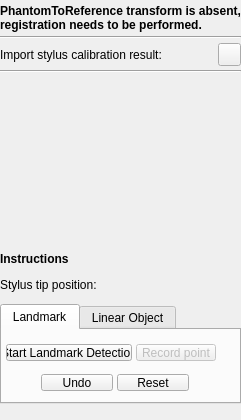
Old version of the form PlusApp/fCal/Toolboxes/QPhantomRegistrationToolbox.ui in the repository PlusToolkit/PlusApp.
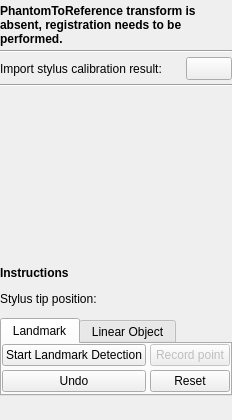
New version of the form. Icons and pictures are not drawn. Custom widgets are drawn as their Qt base class.

Commit message: re #263 updating fcal icons and layout

Patch:
```diff
--- a/PlusApp/fCal/Toolboxes/QPhantomRegistrationToolbox.ui
+++ b/PlusApp/fCal/Toolboxes/QPhantomRegistrationToolbox.ui
@@ -2,11 +2,13 @@
 <ui version="4.0">
  <class>PhantomRegistrationToolbox</class>
  <widget class="QWidget" name="PhantomRegistrationToolbox">
-  <property name="minimumSize">
-   <size>
+  <property name="geometry">
+   <rect>
+    <x>0</x>
+    <y>0</y>
     <width>230</width>
     <height>420</height>
-   </size>
+   </rect>
   </property>
   <property name="windowTitle">
    <string>Phantom registration</string>
@@ -51,12 +53,15 @@
     </widget>
    </item>
    <item>
-    <layout class="QHBoxLayout" name="horizontalLayout_3">
-     <property name="spacing">
-      <number>2</number>
-     </property>
+    <layout class="QHBoxLayout" name="gridLayout_Import">
      <item>
       <widget class="QLabel" name="label_StylusCalibration">
+       <property name="sizePolicy">
+        <sizepolicy hsizetype="Preferred" vsizetype="Preferred">
+         <horstretch>8</horstretch>
+         <verstretch>0</verstretch>
+        </sizepolicy>
+       </property>
        <property name="text">
         <string>Import stylus calibration result:</string>
        </property>
@@ -65,8 +70,8 @@
      <item>
       <widget class="QPushButton" name="pushButton_OpenStylusCalibration">
        <property name="sizePolicy">
-        <sizepolicy hsizetype="Fixed" vsizetype="Fixed">
-         <horstretch>0</horstretch>
+        <sizepolicy hsizetype="Minimum" vsizetype="Fixed">
+         <horstretch>2</horstretch>
          <verstretch>0</verstretch>
         </sizepolicy>
        </property>
@@ -76,12 +81,6 @@
          <height>23</height>
         </size>
        </property>
-       <property name="maximumSize">
-        <size>
-         <width>23</width>
-         <height>23</height>
-        </size>
-       </property>
        <property name="focusPolicy">
         <enum>Qt::NoFocus</enum>
        </property>
@@ -111,24 +110,12 @@
    </item>
    <item>
     <widget class="QVTKWidget" name="canvasPhantom" native="true">
-     <property name="sizePolicy">
-      <sizepolicy hsizetype="Fixed" vsizetype="Fixed">
-       <horstretch>1</horstretch>
-       <verstretch>1</verstretch>
-      </sizepolicy>
-     </property>
      <property name="minimumSize">
       <size>
        <width>218</width>
        <height>156</height>
       </size>
      </property>
-     <property name="maximumSize">
-      <size>
-       <width>218</width>
-       <height>16777215</height>
-      </size>
-     </property>
      <property name="sizeIncrement">
       <size>
        <width>4</width>
@@ -221,17 +208,8 @@
      </property>
     </spacer>
    </item>
-   <item>
-    <layout class="QGridLayout" name="gridLayout"/>
-   </item>
    <item>
     <widget class="QTabWidget" name="tabWidget">
-     <property name="minimumSize">
-      <size>
-       <width>0</width>
-       <height>100</height>
-      </size>
-     </property>
      <property name="currentIndex">
       <number>0</number>
      </property>
@@ -239,88 +217,129 @@
       <attribute name="title">
        <string>Landmark</string>
       </attribute>
-      <widget class="QWidget" name="layoutWidget">
-       <property name="geometry">
-        <rect>
-         <x>35</x>
-         <y>40</y>
-         <width>156</width>
-         <height>25</height>
-        </rect>
+      <layout class="QGridLayout" name="gridLayout">
+       <property name="leftMargin">
+        <number>0</number>
        </property>
-       <layout class="QHBoxLayout" name="horizontalLayout_2">
-        <property name="spacing">
-         <number>4</number>
-        </property>
-        <item>
-         <widget class="QPushButton" name="pushButton_Undo">
-          <property name="text">
-           <string>Undo</string>
-          </property>
-         </widget>
-        </item>
-        <item>
-         <widget class="QPushButton" name="pushButton_Landmark_Reset">
-          <property name="text">
-           <string>Reset</string>
-          </property>
-         </widget>
-        </item>
-       </layout>
-      </widget>
-      <widget class="QWidget" name="horizontalLayoutWidget">
-       <property name="geometry">
-        <rect>
-         <x>0</x>
-         <y>10</y>
-         <width>218</width>
-         <height>25</height>
-        </rect>
+       <property name="topMargin">
+        <number>0</number>
        </property>
-       <layout class="QHBoxLayout" name="horizontalLayout">
-        <item>
-         <widget class="QPushButton" name="pushButton_StartStop_LandmarkDetection">
-          <property name="minimumSize">
-           <size>
-            <width>120</width>
-            <height>0</height>
-           </size>
-          </property>
-          <property name="text">
-           <string>Start Landmark Detection</string>
-          </property>
-         </widget>
-        </item>
-        <item>
-         <widget class="QPushButton" name="pushButton_RecordPoint">
-          <property name="enabled">
-           <bool>false</bool>
-          </property>
-          <property name="sizePolicy">
-           <sizepolicy hsizetype="Fixed" vsizetype="Fixed">
-            <horstretch>0</horstretch>
-            <verstretch>0</verstretch>
-           </sizepolicy>
-          </property>
-          <property name="minimumSize">
-           <size>
-            <width>80</width>
-            <height>0</height>
-           </size>
-          </property>
-          <property name="maximumSize">
-           <size>
-            <width>120</width>
-            <height>16777215</height>
-           </size>
-          </property>
-          <property name="text">
-           <string>Record point</string>
-          </property>
-         </widget>
-        </item>
-       </layout>
-      </widget>
+       <property name="rightMargin">
+        <number>0</number>
+       </property>
+       <property name="bottomMargin">
+        <number>0</number>
+       </property>
+       <item row="0" column="1">
+        <widget class="QPushButton" name="pushButton_StartStop_LandmarkDetection">
+         <property name="text">
+          <string>Start Landmark Detection</string>
+         </property>
+        </widget>
+       </item>
+       <item row="1" column="3">
+        <widget class="QPushButton" name="pushButton_Landmark_Reset">
+         <property name="text">
+          <string>Reset</string>
+         </property>
+        </widget>
+       </item>
+       <item row="1" column="1">
+        <widget class="QPushButton" name="pushButton_Undo">
+         <property name="text">
+          <string>Undo</string>
+         </property>
+        </widget>
+       </item>
+       <item row="0" column="3">
+        <widget class="QPushButton" name="pushButton_RecordPoint">
+         <property name="enabled">
+          <bool>false</bool>
+         </property>
+         <property name="text">
+          <string>Record point</string>
+         </property>
+        </widget>
+       </item>
+       <item row="0" column="2">
+        <spacer name="horizontalSpacer_4">
+         <property name="orientation">
+          <enum>Qt::Horizontal</enum>
+         </property>
+         <property name="sizeHint" stdset="0">
+          <size>
+           <width>40</width>
+           <height>20</height>
+          </size>
+         </property>
+        </spacer>
+       </item>
+       <item row="1" column="2">
+        <spacer name="horizontalSpacer_5">
+         <property name="orientation">
+          <enum>Qt::Horizontal</enum>
+         </property>
+         <property name="sizeHint" stdset="0">
+          <size>
+           <width>40</width>
+           <height>20</height>
+          </size>
+         </property>
+        </spacer>
+       </item>
+       <item row="0" column="4">
+        <spacer name="horizontalSpacer_6">
+         <property name="orientation">
+          <enum>Qt::Horizontal</enum>
+         </property>
+         <property name="sizeHint" stdset="0">
+          <size>
+           <width>40</width>
+           <height>20</height>
+          </size>
+         </property>
+        </spacer>
+       </item>
+       <item row="1" column="4">
+        <spacer name="horizontalSpacer_7">
+         <property name="orientation">
+          <enum>Qt::Horizontal</enum>
+         </property>
+         <property name="sizeHint" stdset="0">
+          <size>
+           <width>40</width>
+           <height>20</height>
+          </size>
+         </property>
+        </spacer>
+       </item>
+       <item row="0" column="0">
+        <spacer name="horizontalSpacer_8">
+         <property name="orientation">
+          <enum>Qt::Horizontal</enum>
+         </property>
+         <property name="sizeHint" stdset="0">
+          <size>
+           <width>40</width>
+           <height>20</height>
+          </size>
+         </property>
+        </spacer>
+       </item>
+       <item row="1" column="0">
+        <spacer name="horizontalSpacer_9">
+         <property name="orientation">
+          <enum>Qt::Horizontal</enum>
+         </property>
+         <property name="sizeHint" stdset="0">
+          <size>
+           <width>40</width>
+           <height>20</height>
+          </size>
+         </property>
+        </spacer>
+       </item>
+      </layout>
      </widget>
      <widget class="QWidget" name="tab_LinearObject">
       <attribute name="title">
```
Left out of the diff: 94 changed lines with no effect on the pictures. The commit also changes 21 other files.
